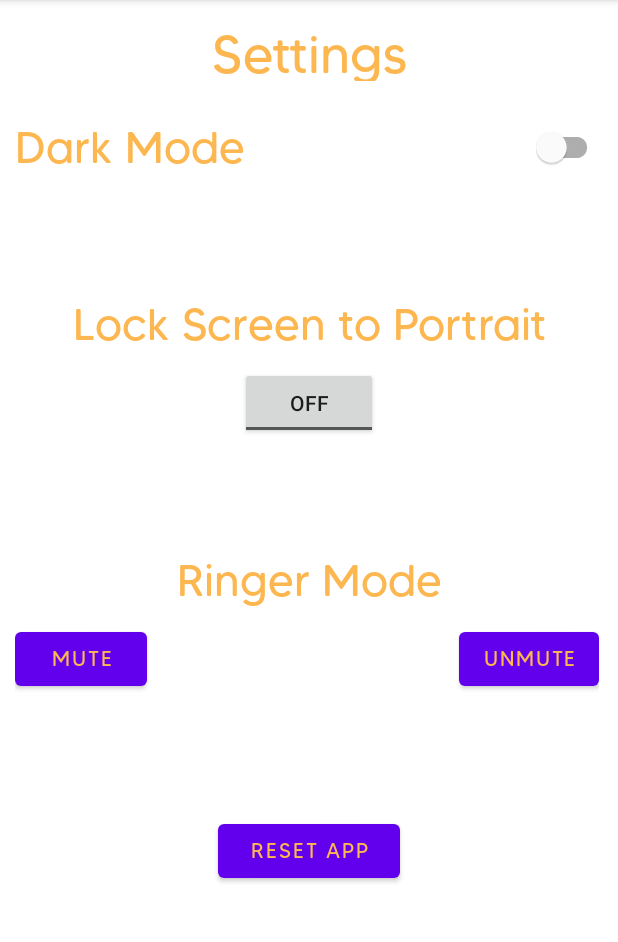
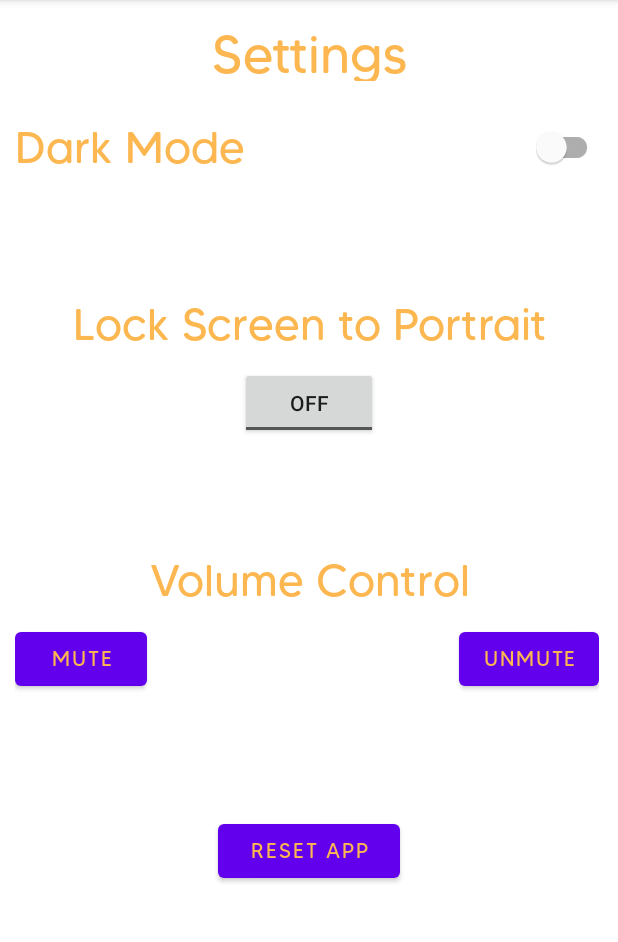
Before and after one commit to UtsavSharma2141/OneHome, an Android app: the fragment SettingFragment placed in its activity, after a tap on "MUTE", on a phone screen of 412 x 824 dp, the part 84-1026 px from its top. Run offline under Robolectric (Android 15) with nearby library versions, the phone set to English and light mode, and no system bars; our stand-ins replace Firebase (no records; nobody signed in at launch, a user with empty details on screens opened directly).

Commit message:
Allowed buttons to control volume in app

```diff
--- a/OneHome/src/main/java/ca/thecollective/it/onehome/SettingFragment.java
+++ b/OneHome/src/main/java/ca/thecollective/it/onehome/SettingFragment.java
@@ -53,6 +53,7 @@ public class SettingFragment extends Fragment {
         reset = (Button) view.findViewById(R.id.ResetButton);
         slientmode = (Button) view.findViewById(R.id.silentmode);
         ringermode = (Button) view.findViewById(R.id.ringermode);
+        myAudioManager = (AudioManager) getContext().getSystemService(AUDIO_SERVICE);
 
         //dark mode switch
         darkswitch.setOnCheckedChangeListener(new CompoundButton.OnCheckedChangeListener() {
@@ -91,9 +92,8 @@ public class SettingFragment extends Fragment {
         slientmode.setOnClickListener(new View.OnClickListener() {
             @Override
             public void onClick(View view) {
-                myAudioManager = (AudioManager) getContext().getSystemService(Context.AUDIO_SERVICE);
-                myAudioManager.setRingerMode(AudioManager.RINGER_MODE_SILENT);
-                Toast.makeText(getActivity(), "Phone is slient", Toast.LENGTH_SHORT).show();
+                myAudioManager.setStreamVolume(AudioManager.STREAM_MUSIC,AudioManager.ADJUST_RAISE, AudioManager.FLAG_SHOW_UI);
+                Toast.makeText(getActivity(), "Muted", Toast.LENGTH_SHORT).show();
             }
         });
 
@@ -101,9 +101,8 @@ public class SettingFragment extends Fragment {
         ringermode.setOnClickListener(new View.OnClickListener() {
             @Override
             public void onClick(View view) {
-                myAudioManager = (AudioManager) getContext().getSystemService(Context.AUDIO_SERVICE);
-                myAudioManager.setRingerMode(AudioManager.RINGER_MODE_NORMAL);
-                Toast.makeText(getActivity(), "Phone is on ringer", Toast.LENGTH_SHORT).show();
+                myAudioManager.setStreamVolume(AudioManager.STREAM_MUSIC,AudioManager.ADJUST_LOWER, AudioManager.FLAG_SHOW_UI);
+                Toast.makeText(getActivity(), "UnMuted", Toast.LENGTH_SHORT).show();
             }
         });
 
--- a/OneHome/src/main/res/values/strings.xml
+++ b/OneHome/src/main/res/values/strings.xml
@@ -81,6 +81,5 @@
     <string name="switch_max_humidity">Maximum Humidity Setted</string>
     <string name="unmute_button">Unmute</string>
     <string name="Mute_button">Mute</string>
-    <string name="Ringer_mode">Ringer Mode</string>
-
+    <string name="Ringer_mode">Volume Control</string>
 </resources>
```
